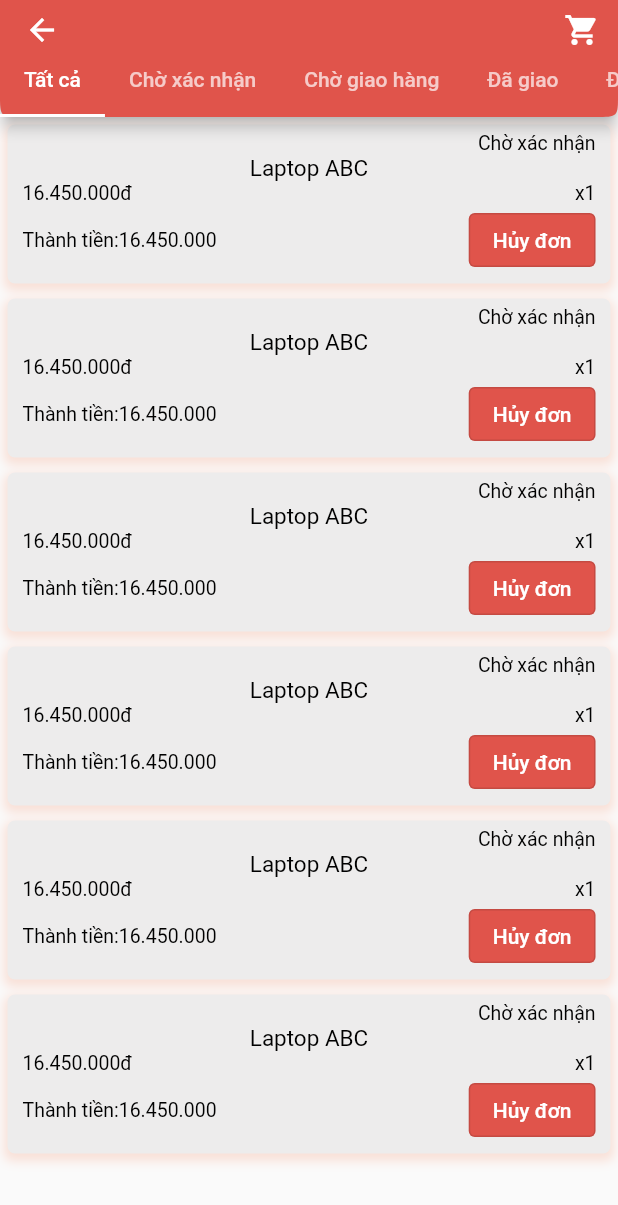
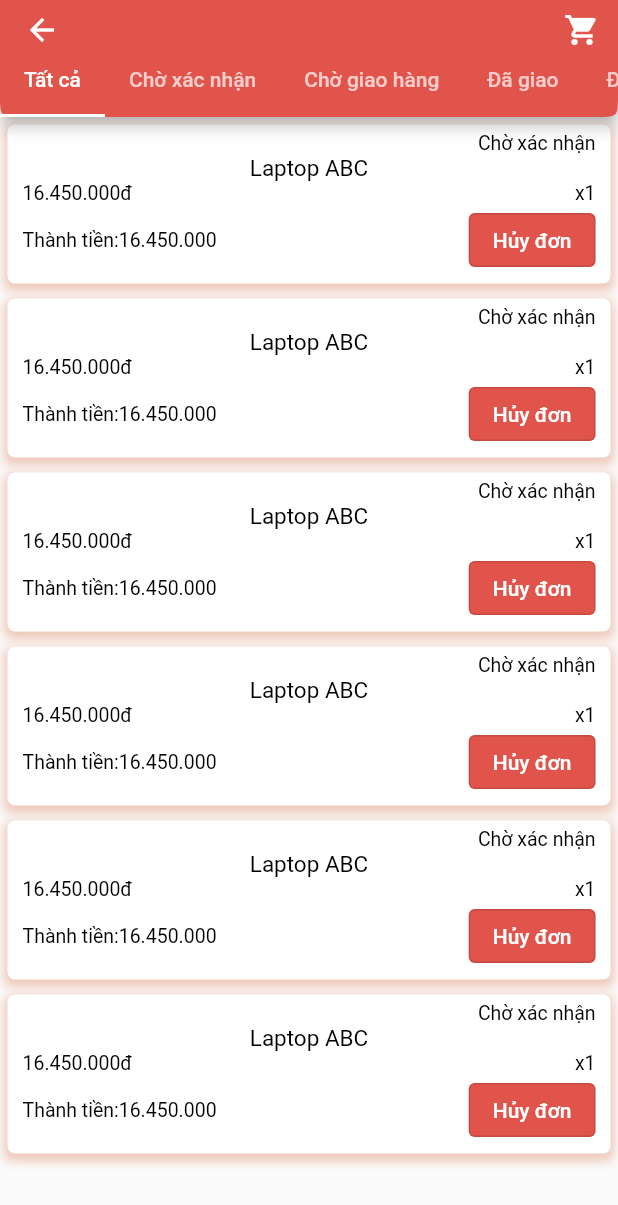
Before and after one commit to htienn611/Mobille_Programming_Project, a Flutter app: the screen it shows after launch, on a phone screen of 412 x 824 dp. Shown: the top 1205 px of the screen. Run offline on Flutter 3.47's test engine with Material 2 defaults, Android fonts, the phone set to English and light mode, and no system bars; our stand-ins replace carousel_slider.

Commit message:
update layout 141

```diff
--- a/ecommerce_app/lib/views/order/itemOrder.dart
+++ b/ecommerce_app/lib/views/order/itemOrder.dart
@@ -16,13 +16,13 @@ class _itemOrderState extends State<itemOrder> {
       padding: EdgeInsets.fromLTRB(10, 5, 10, 5),
       margin: EdgeInsets.all(5),
       decoration: BoxDecoration(
-        color: Color.fromARGB(255, 237, 236, 236),
+        color: Color.fromARGB(255, 255, 255, 255),
 
 
         borderRadius: BorderRadius.circular(5),
         boxShadow: [
           BoxShadow(
-             color: Color.fromARGB(255, 249, 224, 215),
+             color: Color.fromARGB(255, 238, 199, 184),
              blurRadius: 5,
              spreadRadius: 2,
              offset: Offset(0, 3),
```
